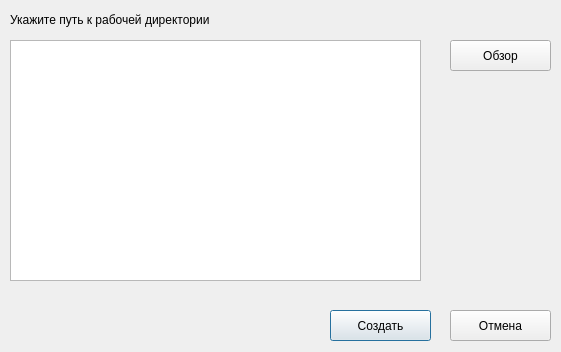
The window that ui/dialog.ui (fullincome/ca-lite) describes before a commit, drawn with Qt 5.
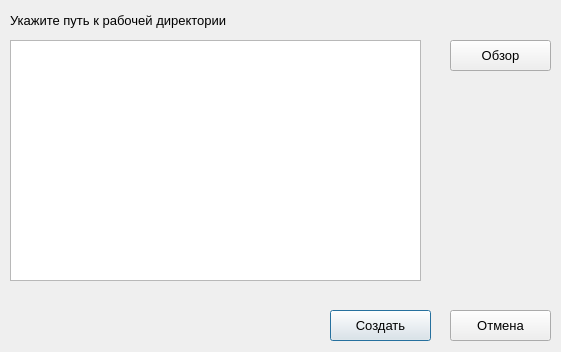
The same window after the commit.

Commit message: design: redesign dialog window

```diff
--- a/ui/dialog.ui
+++ b/ui/dialog.ui
@@ -35,6 +35,11 @@
      <height>31</height>
     </rect>
    </property>
+   <property name="font">
+    <font>
+     <pointsize>10</pointsize>
+    </font>
+   </property>
    <property name="text">
     <string>Создать</string>
    </property>
@@ -48,6 +53,11 @@
      <height>31</height>
     </rect>
    </property>
+   <property name="font">
+    <font>
+     <pointsize>10</pointsize>
+    </font>
+   </property>
    <property name="text">
     <string>Отмена</string>
    </property>
@@ -61,6 +71,11 @@
      <height>20</height>
     </rect>
    </property>
+   <property name="font">
+    <font>
+     <pointsize>10</pointsize>
+    </font>
+   </property>
    <property name="text">
     <string>Укажите путь к рабочей директории</string>
    </property>
@@ -74,6 +89,11 @@
      <height>31</height>
     </rect>
    </property>
+   <property name="font">
+    <font>
+     <pointsize>10</pointsize>
+    </font>
+   </property>
    <property name="text">
     <string>Обзор</string>
    </property>
```
Left out of the diff: 5 changed lines with no effect on the pictures.
